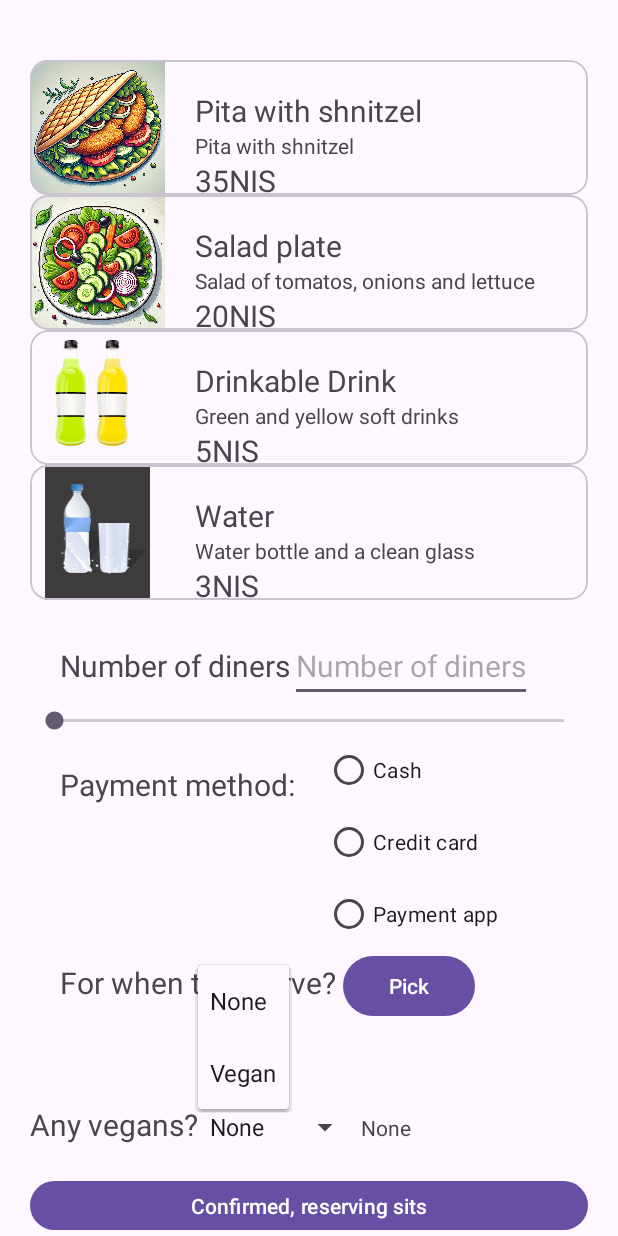
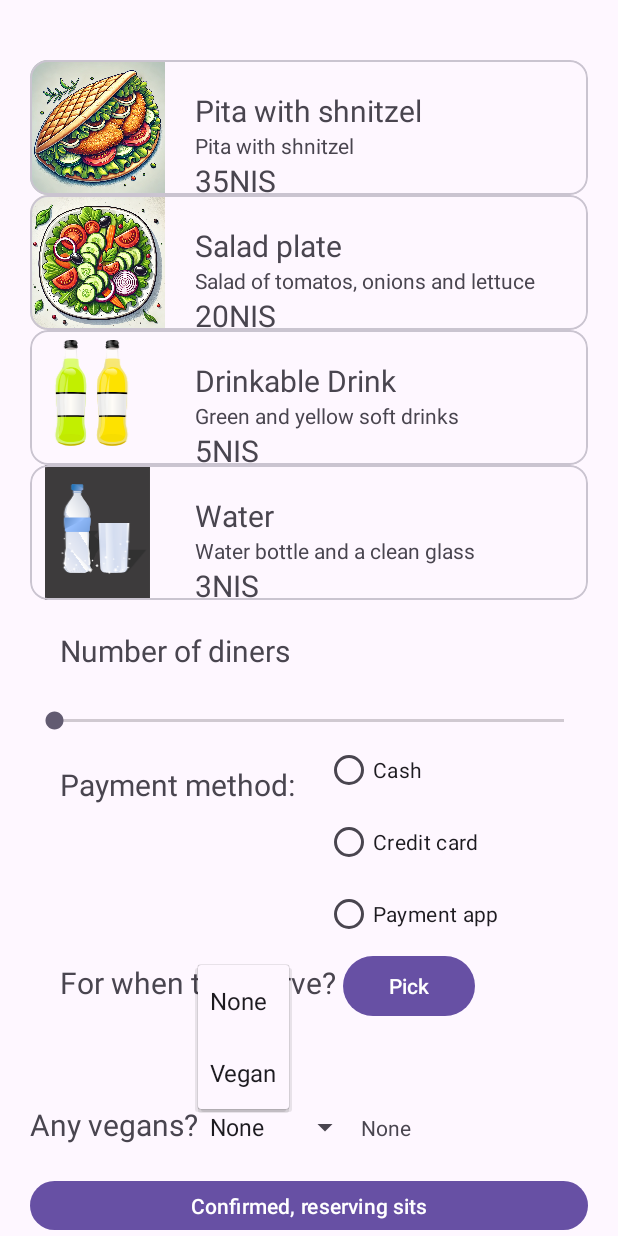
Before and after one commit to ChenZalman/Restaurant_UI, an Android app: the screen it shows after launch (MainActivity), after a tap on "None", on a phone screen of 412 x 824 dp. Run offline under Robolectric (Android 15) with nearby library versions, the phone set to English and light mode, and no system bars.

Commit message:
Added translation to string res

```diff
--- a/app/build.gradle.kts
+++ b/app/build.gradle.kts
@@ -9,7 +9,7 @@ android {
 
     defaultConfig {
         applicationId = "com.example.restaurant_ui"
-        minSdk = 31
+        minSdk = 30
         targetSdk = 35
         versionCode = 1
         versionName = "1.0"
--- a/app/src/main/java/com/example/restaurant_ui/MainActivity.kt
+++ b/app/src/main/java/com/example/restaurant_ui/MainActivity.kt
@@ -39,7 +39,7 @@ class MainActivity : AppCompatActivity() {
         val spinner: Spinner = findViewById(R.id.vegan_spinner)
         val veganText: TextView = findViewById(R.id.vegan_id)
         val reserveBtn: Button = findViewById(R.id.reserve_btn)
-        val numDiners: EditText = findViewById(R.id.num_diners)
+        val numDiners: TextView = findViewById(R.id.num_diners)
         var paymentMethod: String? = null
         val radioGroup: RadioGroup = findViewById(R.id.radio_group)
         val linearView: LinearLayout = findViewById(R.id.linearLayoutMain)
@@ -115,7 +115,7 @@ class MainActivity : AppCompatActivity() {
 
     //This function creates a custom dialog to display multiple lines of text to create a summary of the reservation and display and option to return or finish the program (alternative to send a reservation)
     fun dialogCreator(
-        numDiners: EditText,
+        numDiners: TextView,
         dateText: TextView,
         timeText: TextView,
         veganText: TextView,
--- a/app/src/main/res/layout/activity_main.xml
+++ b/app/src/main/res/layout/activity_main.xml
@@ -210,14 +210,12 @@
                 android:text="@string/number_of_diners"
                 android:textSize="20sp" />
 
-            <EditText
+            <TextView
                 android:id="@+id/num_diners"
                 android:layout_width="wrap_content"
                 android:layout_height="48dp"
                 android:layout_marginTop="20dp"
-                android:autofillHints="number"
-                android:hint="@string/number_of_diners"
-                android:inputType="number"
+                android:layout_marginStart="20dp"
                 android:textSize="20sp" />
         </LinearLayout>
 
--- a/app/src/main/res/values/strings.xml
+++ b/app/src/main/res/values/strings.xml
@@ -20,11 +20,11 @@
     <string name="pick">Pick</string>
     <string name="any_vegans">Any vegans?</string>
     <string name="no_one_is_vegan">No one is vegan</string>
-    <string name="reserve_sits" translatable="false">Confirmed, reserving sits</string>
+    <string name="reserve_sits">Confirmed, reserving sits</string>
     <string name="reserve_information" translatable="false">Reserve Information</string>
-    <string name="summary" translatable="false">Summary:</string>
-    <string name="date_reserved_at" translatable="false">Date reserved: %1$s at %2$s</string>
-    <string name="edit_and_return" translatable="false">edit and return</string>
+    <string name="summary">Summary:</string>
+    <string name="date_reserved_at">Date reserved: %1$s at %2$s</string>
+    <string name="edit_and_return">edit and return</string>
     <string name="water_bottle_description">Water bottle and a clean glass</string>
     <string name="drinkable_drink_description">Green and yellow soft drinks</string>
     <string name="salad_plate_description">Salad of tomatos, onions and lettuce</string>
```
Also changed, not shown: 1 other file.
